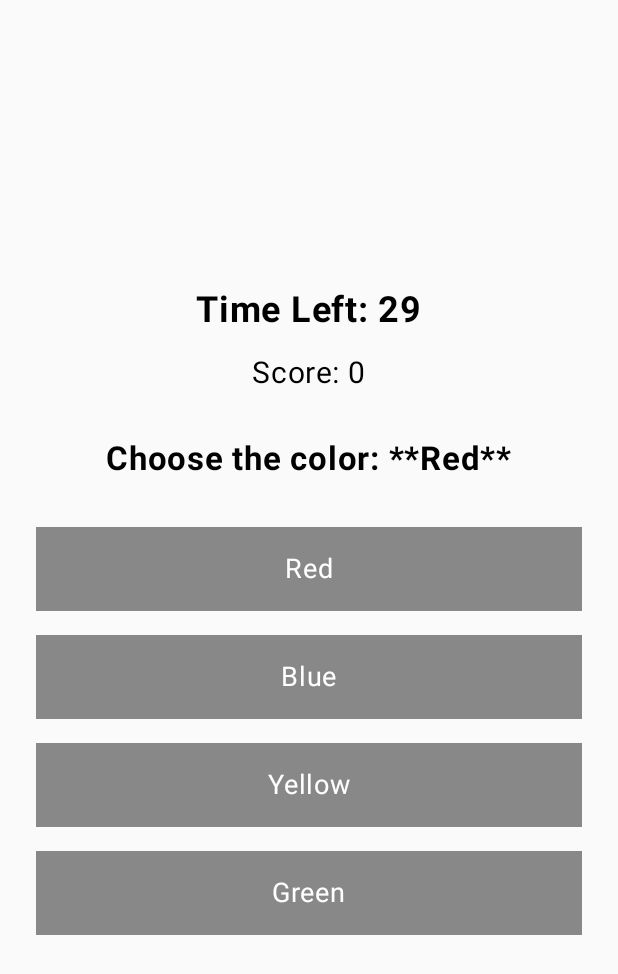
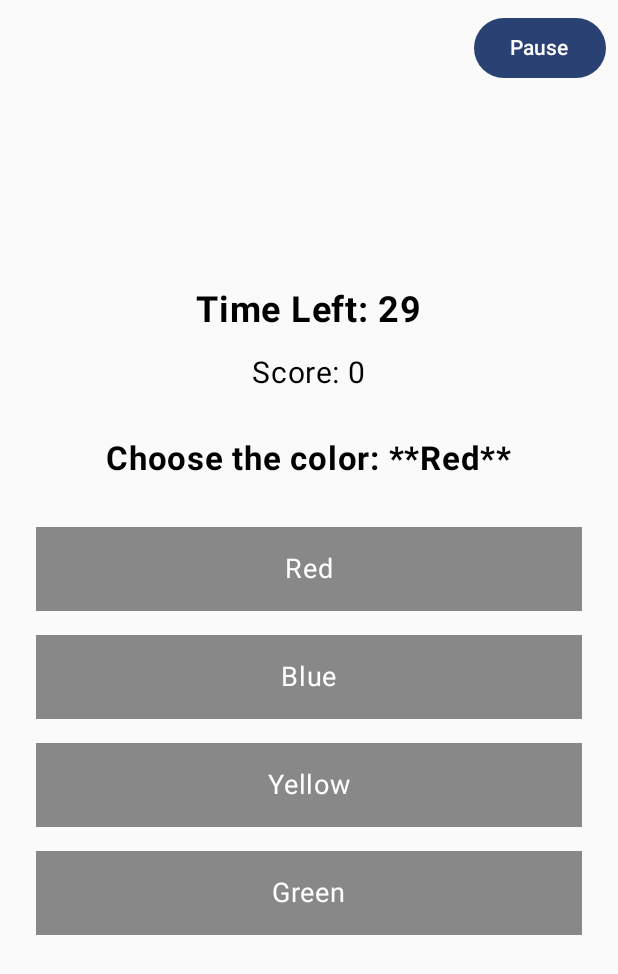
Before and after one commit to amt03s/tricky-taps, an Android app built with Jetpack Compose: the GameScreen screen opened through its navigation route, on a phone screen of 412 x 824 dp. Shown: the top 974 px of the screen. Run offline under Robolectric (Android 15) with nearby library versions, the phone set to English and light mode, and no system bars.

Commit message:
added pause and quit button

```diff
--- a/app/src/main/java/com/example/trickytaps/GameScreen.kt
+++ b/app/src/main/java/com/example/trickytaps/GameScreen.kt
@@ -11,32 +11,56 @@ import androidx.compose.ui.graphics.Color
 import androidx.compose.ui.text.font.FontWeight
 import androidx.compose.ui.unit.dp
 import androidx.compose.ui.unit.sp
+import androidx.navigation.NavController
+import androidx.navigation.compose.NavHost
+import androidx.navigation.compose.composable
+import androidx.navigation.compose.rememberNavController
 import kotlinx.coroutines.delay
 
 @Composable
-fun GameScreen() {
+fun AppNavigation() {
+    val navController = rememberNavController()
+
+    NavHost(navController, startDestination = "mainScreen") {
+        composable("mainScreen") { MainScreen(navController) }
+        composable("gameScreen") { GameScreen(navController) }
+    }
+}
+
+@Composable
+fun GameScreen(navController: NavController) {
     var score by remember { mutableStateOf(0) }
     var timeLeft by remember { mutableStateOf(30) } // 30-second gameplay
     var currentQuestion by remember { mutableStateOf(generateTrickQuestion()) }
+    var paused by remember { mutableStateOf(false) }
     var gameOver by remember { mutableStateOf(false) }
 
     // Countdown Timer
-    LaunchedEffect(timeLeft) {
-        while (timeLeft > 0) {
+    LaunchedEffect(timeLeft, paused) {
+        while (timeLeft > 0 && !gameOver) {
+            if (!paused) {
                 delay(1000L)
                 timeLeft--
             }
-        gameOver = true
+            else {
+                // Keep checking if the game is resumed
+                while (paused) {
+                    delay(100L)
+                }
+            }
+        }
+        if (timeLeft == 0) gameOver = true
     }
 
     if (gameOver) {
-        GameOverScreen(score) {
+        GameOverScreen(score, navController) {
             score = 0
             timeLeft = 30
             gameOver = false
             currentQuestion = generateTrickQuestion()
         }
     } else {
+        Box(modifier = Modifier.fillMaxSize()) {
             Column(
                 modifier = Modifier.fillMaxSize().padding(16.dp),
                 horizontalAlignment = Alignment.CenterHorizontally,
@@ -75,12 +99,22 @@ fun GameScreen() {
                     }
                 }
             }
+            // Pause Button (Top Right)
+            Button(
+                onClick = { paused = !paused },
+                modifier = Modifier
+                    .align(Alignment.TopEnd)
+                    .padding(8.dp)
+            ) {
+                Text(if (paused) "Resume" else "Pause")
+            }
+        }
     }
 }
 
 // Game Over Screen
 @Composable
-fun GameOverScreen(score: Int, onRestart: () -> Unit) {
+fun GameOverScreen(score: Int, navController: NavController, onRestart: () -> Unit) {
     Column(
         modifier = Modifier.fillMaxSize().padding(16.dp),
         horizontalAlignment = Alignment.CenterHorizontally,
@@ -92,5 +126,13 @@ fun GameOverScreen(score: Int, onRestart: () -> Unit) {
         Button(onClick = { onRestart() }) {
             Text(text = "Play Again")
         }
+        Spacer(modifier = Modifier.height(16.dp))
+        Button(onClick = {
+            navController.navigate("landingPage") {
+                popUpTo("landingPage") { inclusive = true } // Clears previous screens
+            }
+        }){
+            Text(text = "Quit")
         }
     }
+}
--- a/app/src/main/java/com/example/trickytaps/MainActivity.kt
+++ b/app/src/main/java/com/example/trickytaps/MainActivity.kt
@@ -5,6 +5,7 @@ import androidx.activity.ComponentActivity
 import androidx.activity.compose.setContent
 import androidx.compose.runtime.Composable
 import androidx.compose.ui.tooling.preview.Preview
+import androidx.navigation.NavController
 import androidx.navigation.compose.NavHost
 import androidx.navigation.compose.composable
 import androidx.navigation.compose.rememberNavController
@@ -15,14 +16,14 @@ class MainActivity : ComponentActivity() {
         super.onCreate(savedInstanceState)
         setContent {
             TrickyTapsTheme {
-                MainScreen()
+                AppNavigation()
             }
         }
     }
 }
 
 @Composable
-fun MainScreen() {
+fun MainScreen(navController: NavController) {
     val navController = rememberNavController()
 
     NavHost(navController, startDestination = "landingPage") {
@@ -32,8 +33,8 @@ fun MainScreen() {
                 onMultiPlayer = { navController.navigate("multiplayerScreen") }
             )
         }
-        composable("gameScreen") { GameScreen() }
-        composable("multiplayerScreen") { MultiplayerScreen() }
+        composable("gameScreen") { GameScreen(navController) }
+        composable("multiplayerScreen") { MultiplayerScreen(navController) }
     }
 }
 
@@ -41,5 +42,6 @@ fun MainScreen() {
 @Preview (showBackground = true)
 @Composable
 fun MainScreenPreview(){
-    MainScreen()
+    val navController = rememberNavController()
+    MainScreen(navController)
 }
```
Also changed, not shown: app/src/main/java/com/example/trickytaps/MultiplayerScreen.kt (+49 -25 lines). Lines whose indentation alone changed are shown as unchanged.
